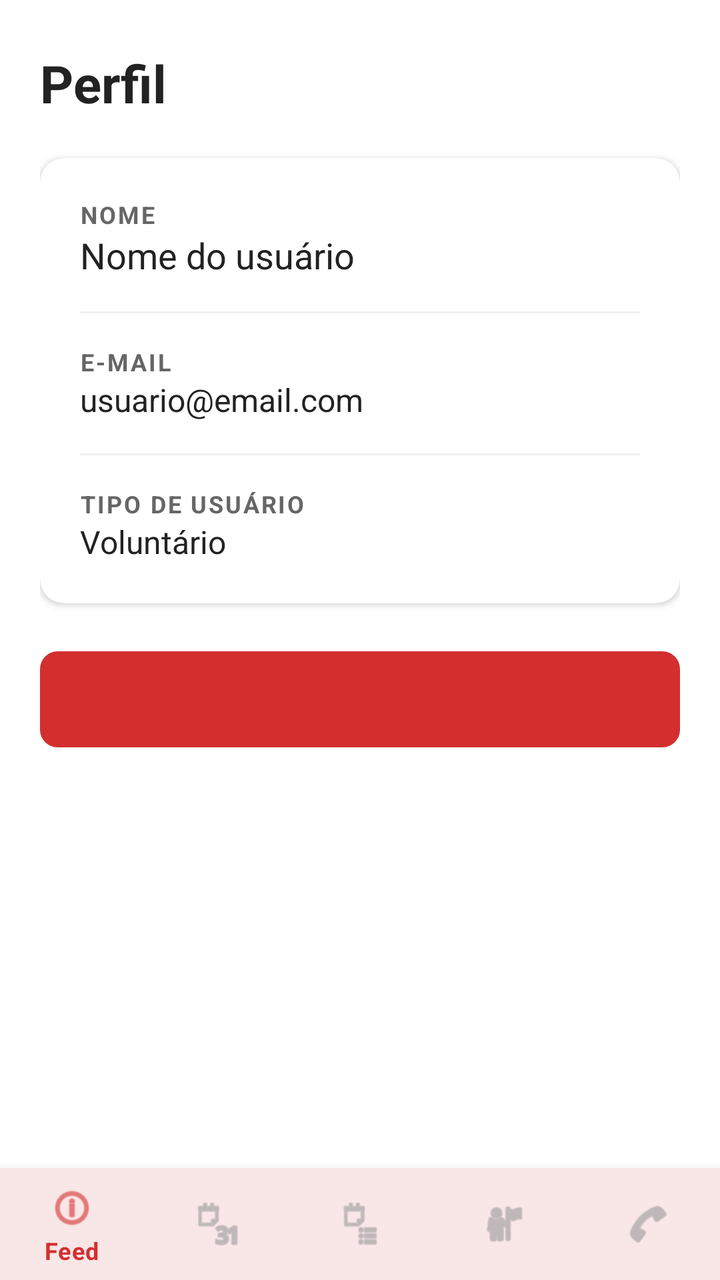
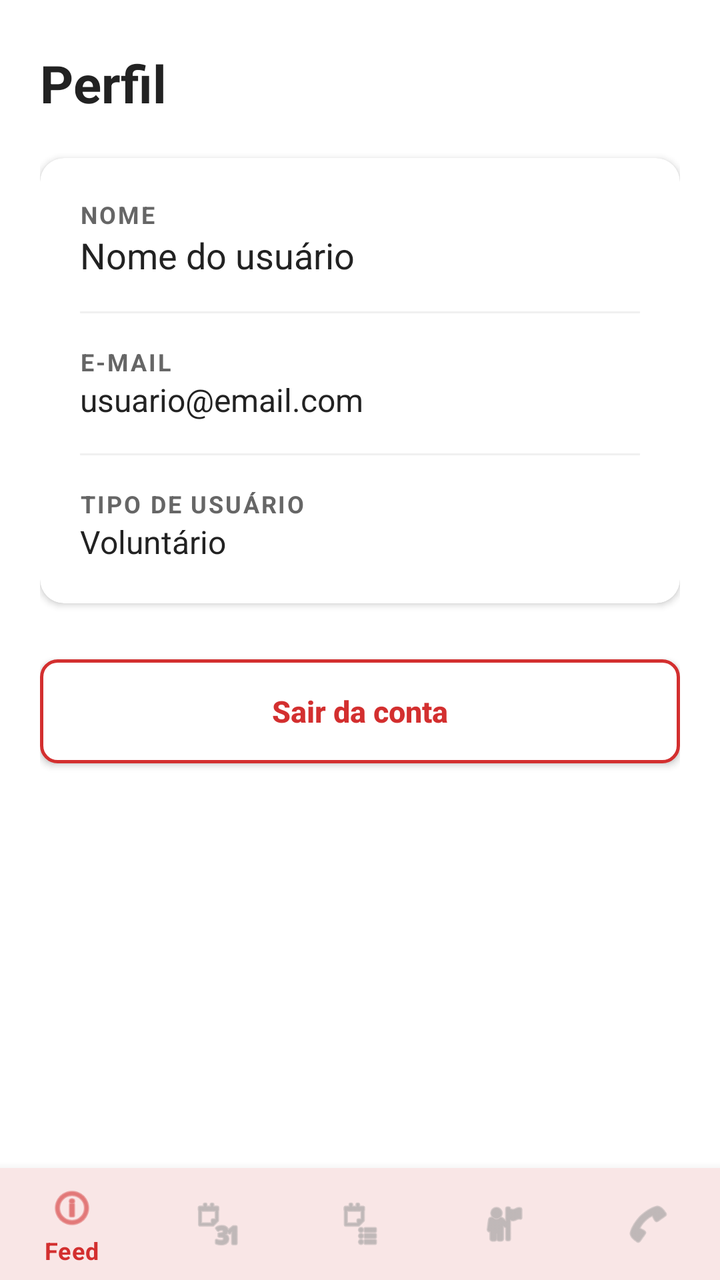

Two renders of the same Android screen: before a commit and after it. Below are the layout's source before the change and the commit's diff.
<!-- AndroidManifest.xml: application theme Theme.Extensao -->
<!-- res/layout/activity_perfil.xml -->
<?xml version="1.0" encoding="utf-8"?>
<LinearLayout xmlns:android="http://schemas.android.com/apk/res/android"
    xmlns:app="http://schemas.android.com/apk/res-auto"
    android:orientation="vertical"
    android:background="@color/white"
    android:layout_width="match_parent"
    android:layout_height="match_parent">

    <ScrollView
        android:layout_width="match_parent"
        android:layout_height="0dp"
        android:layout_weight="1"
        android:fillViewport="true">

        <LinearLayout
            android:orientation="vertical"
            android:paddingStart="20dp"
            android:paddingEnd="20dp"
            android:paddingTop="24dp"
            android:paddingBottom="24dp"
            android:layout_width="match_parent"
            android:layout_height="wrap_content">

            <TextView
                android:id="@+id/txtTituloPerfil"
                android:layout_width="wrap_content"
                android:layout_height="wrap_content"
                android:text="Perfil"
                android:textSize="26sp"
                android:textStyle="bold"
                android:textColor="@color/text_primary"
                android:layout_marginBottom="20dp" />

            
            <androidx.cardview.widget.CardView
                android:layout_width="match_parent"
                android:layout_height="wrap_content"
                android:layout_marginBottom="16dp"
                app:cardCornerRadius="12dp"
                app:cardElevation="2dp"
                app:cardBackgroundColor="@color/white">

                <LinearLayout
                    android:orientation="vertical"
                    android:layout_width="match_parent"
                    android:layout_height="wrap_content"
                    android:padding="20dp">

                    <TextView
                        android:layout_width="wrap_content"
                        android:layout_height="wrap_content"
                        android:text="NOME"
                        android:textStyle="bold"
                        android:textSize="12sp"
                        android:textColor="@color/text_secondary"
                        android:letterSpacing="0.08" />

                    <TextView
                        android:id="@+id/txtNotificacoes"
                        android:layout_width="wrap_content"
                        android:layout_height="wrap_content"
                        android:text="Nome do usuário"
                        android:textSize="18sp"
                        android:textColor="@color/text_primary"
                        android:layout_marginBottom="16dp" />

                    <View
                        android:layout_width="match_parent"
                        android:layout_height="1dp"
                        android:background="@color/divider"
                        android:layout_marginBottom="16dp" />

                    <TextView
                        android:layout_width="wrap_content"
                        android:layout_height="wrap_content"
                        android:text="E-MAIL"
                        android:textStyle="bold"
                        android:textSize="12sp"
                        android:textColor="@color/text_secondary"
                        android:letterSpacing="0.08" />

                    <TextView
                        android:id="@+id/txtEmailUsuario"
                        android:layout_width="wrap_content"
                        android:layout_height="wrap_content"
                        android:text="usuario@email.com"
                        android:textSize="16sp"
                        android:textColor="@color/text_primary"
                        android:layout_marginBottom="16dp" />

                    <View
                        android:layout_width="match_parent"
                        android:layout_height="1dp"
                        android:background="@color/divider"
                        android:layout_marginBottom="16dp" />

                    <TextView
                        android:layout_width="wrap_content"
                        android:layout_height="wrap_content"
                        android:text="TIPO DE USUÁRIO"
                        android:textStyle="bold"
                        android:textSize="12sp"
                        android:textColor="@color/text_secondary"
                        android:letterSpacing="0.08" />

                    <TextView
                        android:id="@+id/txtTipoUsuario"
                        android:layout_width="wrap_content"
                        android:layout_height="wrap_content"
                        android:text="Voluntário"
                        android:textSize="16sp"
                        android:textColor="@color/text_primary" />

                </LinearLayout>

            </androidx.cardview.widget.CardView>

            
            <LinearLayout
                android:id="@+id/layoutEngajamento"
                android:orientation="vertical"
                android:background="@drawable/bg_card_evento"
                android:layout_width="match_parent"
                android:layout_height="wrap_content"
                android:layout_marginBottom="16dp"
                android:padding="20dp"
                android:visibility="gone">

                <TextView
                    android:layout_width="wrap_content"
                    android:layout_height="wrap_content"
                    android:text="Seu Engajamento"
                    android:textStyle="bold"
                    android:textSize="16sp"
                    android:textColor="@color/text_primary"
                    android:layout_marginBottom="14dp" />

                <TextView
                    android:id="@+id/txtEventosParticipados"
                    android:layout_width="wrap_content"
                    android:layout_height="wrap_content"
                    android:text="0 eventos realizados"
                    android:textSize="15sp"
                    android:textColor="@color/text_secondary"
                    android:layout_marginBottom="6dp" />

                <TextView
                    android:id="@+id/txtProgressoPerfil"
                    android:layout_width="wrap_content"
                    android:layout_height="wrap_content"
                    android:text="Perfil 0% completo"
                    android:textSize="15sp"
                    android:textColor="@color/text_secondary"
                    android:layout_marginBottom="6dp" />

                <TextView
                    android:id="@+id/txtProximoEvento"
                    android:layout_width="wrap_content"
                    android:layout_height="wrap_content"
                    android:text="Nenhum evento próximo"
                    android:textSize="15sp"
                    android:textColor="@color/text_secondary"
                    android:layout_marginBottom="16dp" />

                <Button
                    android:id="@+id/btnVerHistorico"
                    android:layout_width="match_parent"
                    android:layout_height="48dp"
                    android:text="Meu Histórico de Participação"
                    android:background="@drawable/bg_botao_inscrever"
                    android:textColor="@color/white"
                    android:textAllCaps="false"
                    android:textStyle="bold"
                    android:textSize="14sp" />

            </LinearLayout>

            
            <LinearLayout
                android:id="@+id/layoutPerfilVoluntario"
                android:orientation="vertical"
                android:background="@drawable/bg_card_evento"
                android:layout_width="match_parent"
                android:layout_height="wrap_content"
                android:layout_marginBottom="16dp"
                android:padding="20dp"
                android:visibility="gone">

                <TextView
                    android:layout_width="wrap_content"
                    android:layout_height="wrap_content"
                    android:text="Perfil de Voluntário"
                    android:textStyle="bold"
                    android:textSize="16sp"
                    android:textColor="@color/text_primary"
                    android:layout_marginBottom="16dp" />

                <TextView
                    android:layout_width="wrap_content"
                    android:layout_height="wrap_content"
                    android:text="Áreas de atuação:"
                    android:textStyle="bold"
                    android:textSize="14sp"
                    android:textColor="@color/text_secondary"
                    android:layout_marginBottom="8dp" />

                <CheckBox
                    android:id="@+id/checkBeleza"
                    android:layout_width="wrap_content"
                    android:layout_height="wrap_content"
                    android:text="Beleza"
                    android:textSize="15sp"
                    android:buttonTint="@color/primary_red" />

                <CheckBox
                    android:id="@+id/checkLogistica"
                    android:layout_width="wrap_content"
                    android:layout_height="wrap_content"
                    android:text="Logística"
                    android:textSize="15sp"
                    android:buttonTint="@color/primary_red" />

                <CheckBox
                    android:id="@+id/checkDivulgacao"
                    android:layout_width="wrap_content"
                    android:layout_height="wrap_content"
                    android:text="Divulgação"
                    android:textSize="15sp"
                    android:buttonTint="@color/primary_red" />

                <CheckBox
                    android:id="@+id/checkCaptacao"
                    android:layout_width="wrap_content"
                    android:layout_height="wrap_content"
                    android:text="Captação"
                    android:textSize="15sp"
                    android:buttonTint="@color/primary_red"
                    android:layout_marginBottom="16dp" />

                <View
                    android:layout_width="match_parent"
                    android:layout_height="1dp"
                    android:background="@color/divider"
                    android:layout_marginBottom="16dp" />

                <TextView
                    android:layout_width="wrap_content"
                    android:layout_height="wrap_content"
                    android:text="Disponibilidade — Dias:"
                    android:textStyle="bold"
                    android:textSize="14sp"
                    android:textColor="@color/text_secondary"
                    android:layout_marginBottom="8dp" />

                <LinearLayout
                    android:orientation="horizontal"
                    android:layout_width="match_parent"
                    android:layout_height="wrap_content"
                    android:layout_marginBottom="8dp">

                    <CheckBox
                        android:id="@+id/checkSegunda"
                        android:layout_width="0dp"
                        android:layout_height="wrap_content"
                        android:layout_weight="1"
                        android:text="Seg"
                        android:textSize="13sp"
                        android:buttonTint="@color/primary_red" />

                    <CheckBox
                        android:id="@+id/checkTerca"
                        android:layout_width="0dp"
                        android:layout_height="wrap_content"
                        android:layout_weight="1"
                        android:text="Ter"
                        android:textSize="13sp"
                        android:buttonTint="@color/primary_red" />

                    <CheckBox
                        android:id="@+id/checkQuarta"
                        android:layout_width="0dp"
                        android:layout_height="wrap_content"
                        android:layout_weight="1"
                        android:text="Qua"
                        android:textSize="13sp"
                        android:buttonTint="@color/primary_red" />

                    <CheckBox
                        android:id="@+id/checkQuinta"
                        android:layout_width="0dp"
                        android:layout_height="wrap_content"
                        android:layout_weight="1"
                        android:text="Qui"
                        android:textSize="13sp"
                        android:buttonTint="@color/primary_red" />

                </LinearLayout>

                <LinearLayout
                    android:orientation="horizontal"
                    android:layout_width="match_parent"
                    android:layout_height="wrap_content"
                    android:layout_marginBottom="16dp">

                    <CheckBox
                        android:id="@+id/checkSexta"
                        android:layout_width="0dp"
                        android:layout_height="wrap_content"
                        android:layout_weight="1"
                        android:text="Sex"
                        android:textSize="13sp"
                        android:buttonTint="@color/primary_red" />

                    <CheckBox
                        android:id="@+id/checkSabado"
                        android:layout_width="0dp"
                        android:layout_height="wrap_content"
                        android:layout_weight="1"
                        android:text="Sáb"
                        android:textSize="13sp"
                        android:buttonTint="@color/primary_red" />

                    <CheckBox
                        android:id="@+id/checkDomingo"
                        android:layout_width="0dp"
                        android:layout_height="wrap_content"
                        android:layout_weight="1"
                        android:text="Dom"
                        android:textSize="13sp"
                        android:buttonTint="@color/primary_red" />

                    <View
                        android:layout_width="0dp"
                        android:layout_height="wrap_content"
                        android:layout_weight="1" />

                </LinearLayout>

                <Button
                    android:id="@+id/btnSalvarPerfil"
                    android:layout_width="match_parent"
                    android:layout_height="48dp"
                    android:text="Salvar perfil de voluntário"
                    android:background="@drawable/bg_botao_inscrever"
                    android:textColor="@color/white"
                    android:textAllCaps="false"
                    android:textStyle="bold"
                    android:textSize="14sp" />

            </LinearLayout>

            
            <LinearLayout
                android:id="@+id/layoutAdmin"
                android:orientation="vertical"
                android:background="@drawable/bg_card_evento"
                android:layout_width="match_parent"
                android:layout_height="wrap_content"
                android:layout_marginBottom="16dp"
                android:padding="20dp"
                android:visibility="gone">

                <TextView
                    android:layout_width="wrap_content"
                    android:layout_height="wrap_content"
                    android:text="Painel Administrativo"
                    android:textStyle="bold"
                    android:textSize="16sp"
                    android:textColor="@color/text_primary"
                    android:layout_marginBottom="12dp" />

                <TextView
                    android:id="@+id/txtTotalVoluntarios"
                    android:layout_width="wrap_content"
                    android:layout_height="wrap_content"
                    android:text="0 voluntários cadastrados"
                    android:textSize="15sp"
                    android:textColor="@color/text_secondary"
                    android:layout_marginBottom="16dp" />

                <Button
                    android:id="@+id/btnVerVoluntarios"
                    android:layout_width="match_parent"
                    android:layout_height="48dp"
                    android:text="Ver voluntários"
                    android:background="@drawable/bg_botao_inscrever"
                    android:textColor="@color/white"
                    android:textAllCaps="false"
                    android:textStyle="bold"
                    android:textSize="14sp" />

            </LinearLayout>

            
            <Button
                android:id="@+id/btnSair"
                android:layout_width="match_parent"
                android:layout_height="48dp"
                android:layout_marginTop="8dp"
                android:text="Sair"
                android:background="@drawable/bg_botao_secundario"
                android:textColor="@color/primary_red"
                android:textAllCaps="false"
                android:textStyle="bold"
                android:textSize="15sp" />

        </LinearLayout>

    </ScrollView>

    <com.google.android.material.bottomnavigation.BottomNavigationView
        android:id="@+id/bottomNavigation"
        android:layout_width="match_parent"
        android:layout_height="wrap_content"
        android:background="@color/white"
        app:menu="@menu/bottom_menu" />

</LinearLayout>
<!-- resources referenced by this layout -->
<resources>
  <color name="divider">#F0F0F0</color>
  <color name="primary_red">#D32F2F</color>
  <color name="text_primary">#222222</color>
  <color name="text_secondary">#666666</color>
  <color name="white">#FFFFFFFF</color>
  <!-- drawable bg_botao_inscrever (drawable) -->
  <?xml version="1.0" encoding="utf-8"?>
  <shape xmlns:android="http://schemas.android.com/apk/res/android">
      <solid android:color="@color/primary_red"/>
      <corners android:radius="8dp"/>
  </shape>
  <!-- drawable bg_botao_secundario (drawable) -->
  <?xml version="1.0" encoding="utf-8"?>
  <shape xmlns:android="http://schemas.android.com/apk/res/android">
      <solid android:color="#FFFFFF"/>
      <corners android:radius="8dp"/>
      <stroke
          android:width="1.5dp"
          android:color="#D32F2F"/>
  </shape>
  <!-- drawable bg_card_evento (drawable) -->
  <?xml version="1.0" encoding="utf-8"?>
  <shape xmlns:android="http://schemas.android.com/apk/res/android">
      <solid android:color="@color/white"/>
      <corners android:radius="12dp"/>
      <stroke
          android:width="1dp"
          android:color="@color/card_border"/>
      <padding
          android:left="16dp"
          android:top="16dp"
          android:right="16dp"
          android:bottom="16dp"/>
  </shape>
  <style name="Theme.Extensao" parent="Base.Theme.Extensao" />
  <color name="card_border">#E8E8E8</color>
  <style name="Base.Theme.Extensao" parent="Theme.Material3.Light.NoActionBar">
          <item name="colorPrimary">@color/primary_red</item>
          <item name="colorPrimaryVariant">@color/primary_red_dark</item>
          <item name="colorOnPrimary">@color/white</item>
          <item name="colorSecondary">@color/primary_red</item>
          <item name="colorOnSecondary">@color/white</item>
          <item name="android:windowBackground">@color/white</item>
          <item name="colorSurface">@color/white</item>
          <item name="colorOnSurface">@color/text_primary</item>
          
          <item name="bottomNavigationStyle">@style/BottomNavStyle</item>
      </style>
  <color name="primary_red_dark">#B71C1C</color>
  <style name="BottomNavStyle" parent="Widget.MaterialComponents.BottomNavigationView">
          <item name="itemIconTint">@color/bottom_nav_color</item>
          <item name="itemTextColor">@color/bottom_nav_color</item>
      </style>
</resources>

<!-- the commit's change to res/layout/activity_perfil.xml (unified diff, before → after) -->
@@ -392,17 +392,21 @@
             </LinearLayout>
 
             
-            <Button
+            <androidx.appcompat.widget.AppCompatButton
                 android:id="@+id/btnSair"
                 android:layout_width="match_parent"
-                android:layout_height="48dp"
-                android:layout_marginTop="8dp"
-                android:text="Sair"
+                android:layout_height="52dp"
+                android:layout_marginTop="12dp"
+                android:layout_marginBottom="8dp"
+                android:text="Sair da conta"
                 android:background="@drawable/bg_botao_secundario"
                 android:textColor="@color/primary_red"
                 android:textAllCaps="false"
                 android:textStyle="bold"
-                android:textSize="15sp" />
+                android:textSize="15sp"
+                android:gravity="center"
+                android:paddingStart="16dp"
+                android:paddingEnd="16dp" />
 
         </LinearLayout>
 
